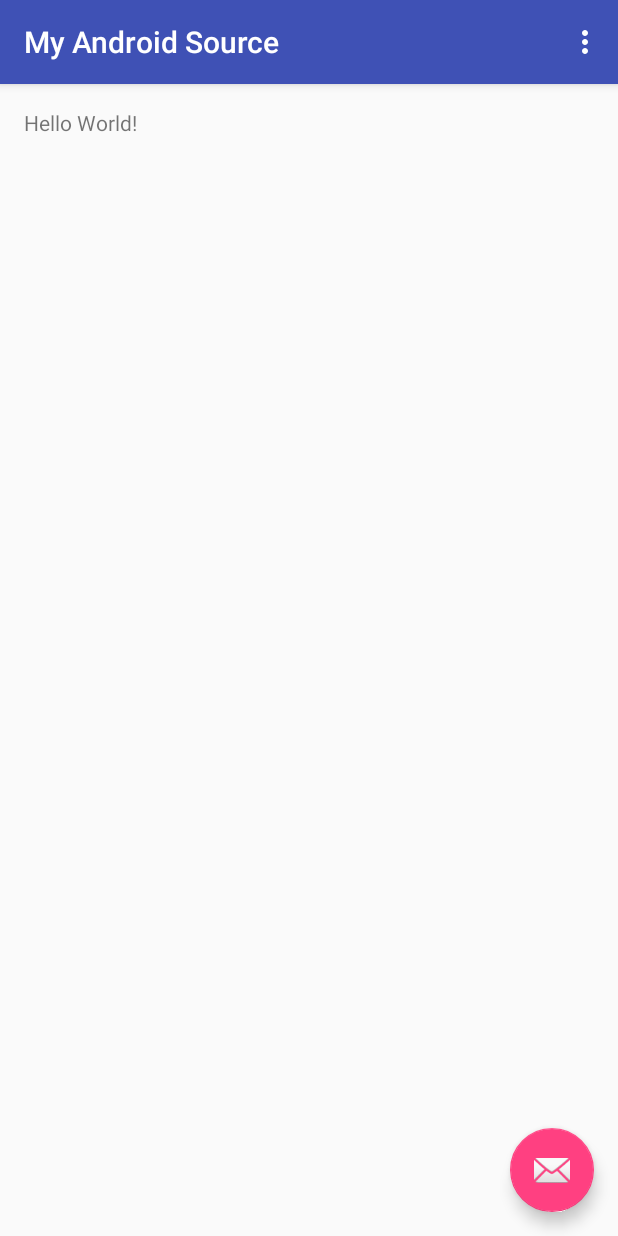
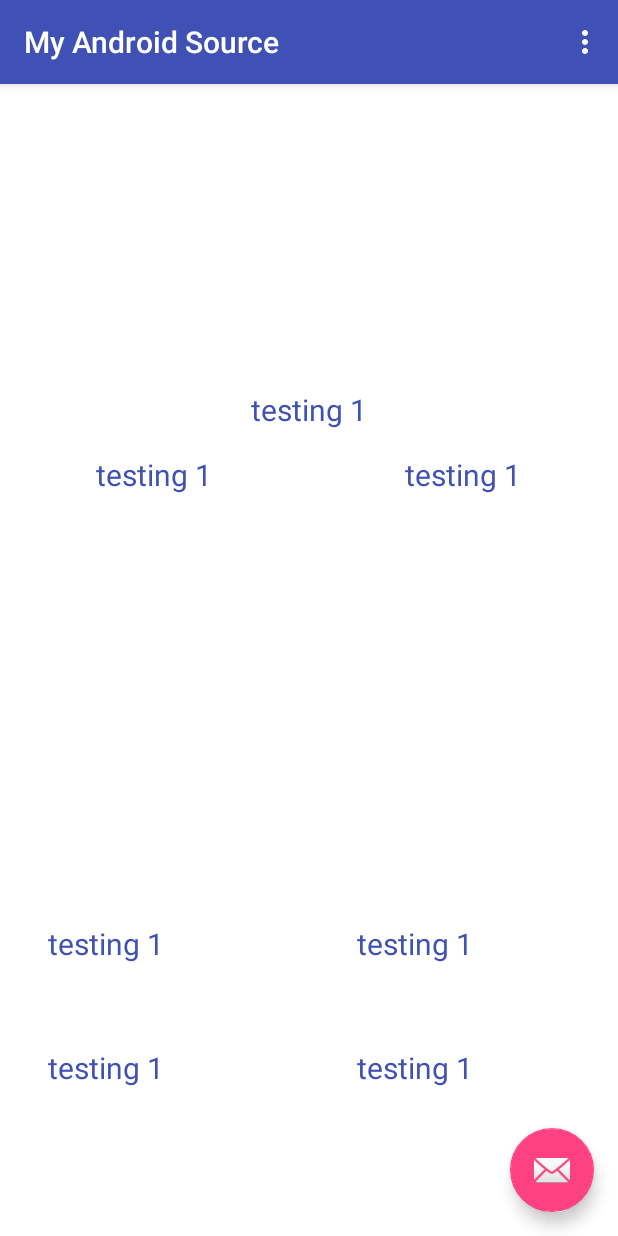
Before and after one commit to vbchai/MyAndroidSource, an Android app: the screen it shows after launch (MainActivity), on a phone screen of 412 x 824 dp. Run offline under Robolectric (Android 15) with nearby library versions, the phone set to English and light mode, and no system bars.

Commit message:
Add Grid View

```diff
--- a/app/build.gradle
+++ b/app/build.gradle
@@ -23,5 +23,6 @@ dependencies {
     compile fileTree(dir: 'libs', include: ['*.jar'])
     testCompile 'junit:junit:4.12'
     compile 'com.android.support:appcompat-v7:23.2.1'
+    compile 'com.android.support:gridlayout-v7:23.2.1'
     compile 'com.android.support:design:23.2.1'
 }
--- a/app/src/main/res/layout/activity_main.xml
+++ b/app/src/main/res/layout/activity_main.xml
@@ -7,15 +7,131 @@
     tools:context=".MainActivity">
 
     <android.support.design.widget.AppBarLayout android:layout_height="wrap_content"
-        android:layout_width="match_parent" android:theme="@style/AppTheme.AppBarOverlay">
+        android:layout_width="match_parent" android:theme="@style/AppTheme.AppBarOverlay"
+        >
 
         <android.support.v7.widget.Toolbar android:id="@+id/toolbar"
             android:layout_width="match_parent" android:layout_height="?attr/actionBarSize"
-            android:background="?attr/colorPrimary" app:popupTheme="@style/AppTheme.PopupOverlay" />
+            android:background="?attr/colorPrimary" app:popupTheme="@style/AppTheme.PopupOverlay"
+            android:elevation="4dp"/>
 
     </android.support.design.widget.AppBarLayout>
 
-    <include layout="@layout/content_main" />
+    <LinearLayout
+        android:layout_width="match_parent"
+        android:layout_height="match_parent"
+        android:orientation="vertical"
+        android:layout_marginTop="?attr/actionBarSize"
+        >
+        <android.support.v7.widget.GridLayout
+            android:layout_height="0dp"
+            android:layout_weight="1.5"
+            android:layout_width="match_parent"
+            android:background="@android:color/white"
+            app:columnCount="2">
+
+            //space take additional space(height) when all the layout complete
+            <android.support.v7.widget.Space
+                app:layout_columnSpan="2"
+                app:layout_columnWeight="1"
+                app:layout_rowWeight="1"/>
+            <TextView
+                android:id="@+id/textview1"
+                android:layout_marginBottom="16dp"
+                android:layout_marginTop="16dp"
+                android:fontFamily="sans-serif"
+                android:gravity="center_horizontal"
+                android:textAppearance="@style/TextAppearance.AppCompat.Title"
+                android:textColor="@color/colorPrimary"
+                app:layout_columnSpan="2"
+                app:layout_columnWeight="1"
+                app:layout_gravity="fill_horizontal"
+                android:text="testing 1"/>
+            <TextView
+                android:id="@+id/textview2"
+                android:fontFamily="sans-serif"
+                android:gravity="center_horizontal"
+                android:textAppearance="@style/TextAppearance.AppCompat.Title"
+                android:textColor="@color/colorPrimary"
+                app:layout_columnWeight="1"
+                app:layout_gravity="fill_horizontal"
+                android:text="testing 1"/>
+            <TextView
+                android:id="@+id/textview3"
+                android:fontFamily="sans-serif"
+                android:gravity="center_horizontal"
+                android:textAppearance="@style/TextAppearance.AppCompat.Title"
+                android:textColor="@color/colorPrimary"
+                app:layout_columnWeight="1"
+                app:layout_gravity="fill_horizontal"
+                android:text="testing 1"/>
+            <android.support.v7.widget.Space
+                app:layout_columnSpan="2"
+                app:layout_columnWeight="1"
+                app:layout_rowWeight="1"/>
+
+        </android.support.v7.widget.GridLayout>
+
+        <android.support.v7.widget.GridLayout
+            android:layout_height="0dp"
+            android:layout_weight="1"
+            android:layout_width="match_parent"
+            android:background="@android:color/white"
+            android:paddingBottom="16dp"
+            android:paddingTop="16dp"
+            android:paddingLeft="32dp"
+            android:paddingRight="32dp"
+            android:paddingStart="32dp"
+            android:paddingEnd="32dp"
+            app:columnCount="2">
+
+            <android.support.v7.widget.Space
+                app:layout_columnSpan="2"
+                app:layout_columnWeight="1"
+                app:layout_rowWeight="1"/>
+            <TextView
+                android:id="@+id/textview4"
+                android:fontFamily="sans-serif"
+                android:gravity="center_vertical"
+                android:textAppearance="@style/TextAppearance.AppCompat.Title"
+                android:textColor="@color/colorPrimary"
+                app:layout_columnWeight="2"
+                app:layout_rowWeight="1"
+                app:layout_gravity="fill"
+                android:text="testing 1"/>
+            <TextView
+                android:id="@+id/textview5"
+                android:fontFamily="sans-serif"
+                android:gravity="center_vertical"
+                android:textAppearance="@style/TextAppearance.AppCompat.Title"
+                android:textColor="@color/colorPrimary"
+                app:layout_columnWeight="1"
+                app:layout_gravity="fill"
+                android:text="testing 1"/>
+            <TextView
+                android:id="@+id/textview6"
+                android:fontFamily="sans-serif"
+                android:gravity="center_vertical"
+                android:textAppearance="@style/TextAppearance.AppCompat.Title"
+                android:textColor="@color/colorPrimary"
+                app:layout_rowWeight="1"
+                app:layout_gravity="fill"
+                android:text="testing 1"/>
+            <TextView
+                android:id="@+id/textview7"
+                android:fontFamily="sans-serif"
+                android:gravity="center_vertical"
+                android:textAppearance="@style/TextAppearance.AppCompat.Title"
+                android:textColor="@color/colorPrimary"
+                app:layout_gravity="fill"
+                android:text="testing 1"/>
+            <android.support.v7.widget.Space
+                app:layout_columnSpan="2"
+                app:layout_columnWeight="1"
+                app:layout_rowWeight="1"/>
+
+        </android.support.v7.widget.GridLayout>
+    </LinearLayout>
 
     <android.support.design.widget.FloatingActionButton android:id="@+id/fab"
         android:layout_width="wrap_content" android:layout_height="wrap_content"
```
